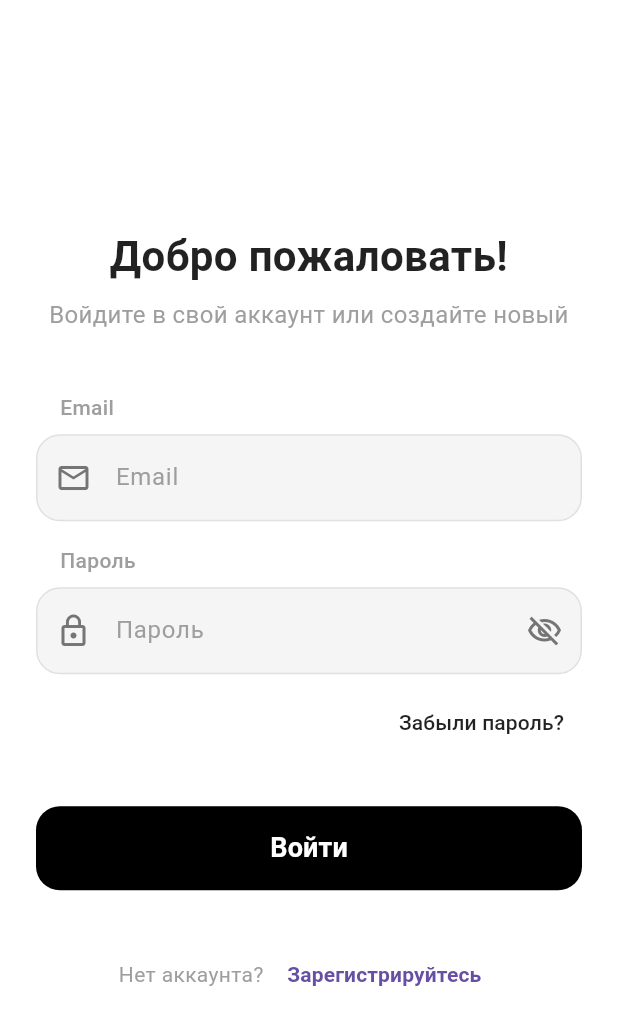
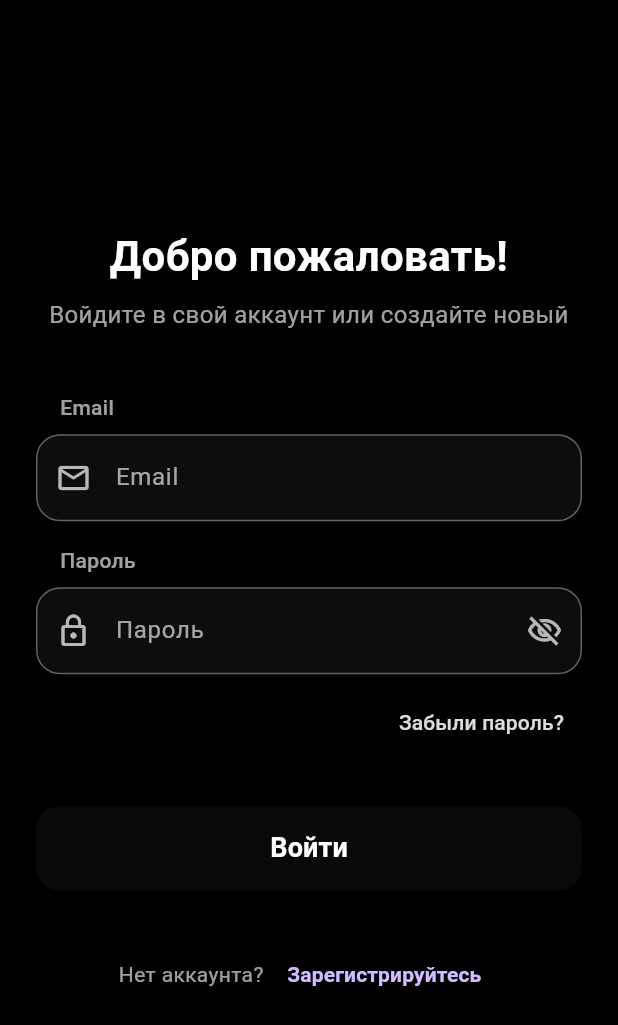
Before and after one commit to KoooV/flutter, a Flutter app: the screen it shows after launch, after a tap on "Зарегистрироваться", after a tap on "Войти", on a phone screen of 412 x 824 dp. Shown: the top 1025 px of the screen. Run offline on Flutter 3.47's test engine with Material 3 defaults, Android fonts, the phone set to English and light mode, and no system bars; our stand-ins replace shared_preferences; network calls fail.

Commit message:
обновлен дизайн и навигация

```diff
--- a/lib/main.dart
+++ b/lib/main.dart
@@ -1,20 +1,21 @@
 import 'package:flutter/material.dart';
-import 'package:shared_preferences/shared_preferences.dart';
+import 'package:pr2/theme/app_theme.dart';
 import 'package:pr2/pages/login_page.dart';
 import 'package:pr2/pages/register_page.dart';
+import 'package:pr2/pages/bi_tools_page.dart';
 import 'package:pr2/pages/profile_page.dart';
 
 void main() async {
   WidgetsFlutterBinding.ensureInitialized();
-  final prefs = await SharedPreferences.getInstance();
-  final hasAccount = prefs.getBool('has_account') ?? false;
 
   runApp(
     MaterialApp(
       debugShowCheckedModeBanner: false,
       title: 'BI-инструменты',
-      initialRoute: hasAccount ? '/login' : '/register',
+      theme: AppTheme.dark,
+      initialRoute: '/register',
       routes: {
+        '/': (_) => const BiToolsApp(),
         '/login': (_) => LoginPage(),
         '/register': (_) => RegisterPage(),
         '/profile': (_) => ProfilePage(),
--- /dev/null
+++ b/lib/pages/bi_tools_page.dart
@@ -0,0 +1,310 @@
+import 'package:flutter/material.dart';
+import 'package:pr2/theme/app_theme.dart';
+
+class BiToolsApp extends StatelessWidget {
+  const BiToolsApp({super.key});
+
+  @override
+  Widget build(BuildContext context) {
+    return MaterialApp(
+      title: 'BI-инструменты',
+      debugShowCheckedModeBanner: false,
+      theme: AppTheme.dark,
+      home: const BiToolPage(),
+    );
+  }
+}
+
+class BiToolPage extends StatelessWidget {
+  const BiToolPage({super.key});
+
+  static const String title = 'НАЗВАНИЕ ПРИЛОЖЕНИЯ';
+  static const String softwareName = 'Microsoft Power BI';
+  static const String softwareDescription =
+      'Power BI — платформа бизнес-аналитики от Microsoft для визуализации '
+      'данных и создания интерактивных отчётов и дашбордов.';
+  static const String fullName = 'Ковалев А.Э.';
+  static const String groupNumber = 'ИКБО-66-23';
+
+  static const List<String> imageAssets = [
+    'assets/images/bi_1.png',
+    'assets/images/bi_2.jpg',
+    'assets/images/bi_3.png',
+    'assets/images/bi_4.jpg',
+    'assets/images/bi_5.png',
+  ];
+
+  static const List<_MenuItem> menuItems = [
+    _MenuItem(
+      title: 'Дашборды',
+      subtitle: 'Интерактивная визуализация данных',
+      leadingIcon: Icons.dashboard,
+      trailingIcon: Icons.arrow_forward_ios,
+    ),
+    _MenuItem(
+      title: 'Отчёты',
+      subtitle: 'Создание и планирование отчётов',
+      leadingIcon: Icons.assessment,
+      trailingIcon: Icons.arrow_forward_ios,
+    ),
+    _MenuItem(
+      title: 'Источники',
+      subtitle: 'Подключение к базам данных',
+      leadingIcon: Icons.storage,
+      trailingIcon: Icons.arrow_forward_ios,
+    ),
+    _MenuItem(
+      title: 'DAX',
+      subtitle: 'Вычисляемые меры и формулы',
+      leadingIcon: Icons.functions,
+      trailingIcon: Icons.arrow_forward_ios,
+    ),
+    _MenuItem(
+      title: 'Экспорт',
+      subtitle: 'Выгрузка в Excel и PDF',
+      leadingIcon: Icons.file_download,
+      trailingIcon: Icons.arrow_forward_ios,
+    ),
+  ];
+
+  @override
+  Widget build(BuildContext context) {
+    return Scaffold(
+      backgroundColor: AppTheme.scaffoldBackground,
+      body: SafeArea(
+        child: Column(
+          children: [
+            const _Header(text: title),
+            Expanded(
+              child: Padding(
+                padding: const EdgeInsets.all(16),
+                child: Column(
+                  crossAxisAlignment: CrossAxisAlignment.stretch,
+                  children: [
+                    const _OutlinedBox(
+                      height: 56,
+                      child: Center(
+                        child: Text(
+                          softwareName,
+                          style: TextStyle(
+                            fontSize: 18,
+                            fontWeight: FontWeight.w600,
+                            color: AppTheme.textPrimary,
+                          ),
+                        ),
+                      ),
+                    ),
+                    const SizedBox(height: 16),
+                    const _OutlinedBox(
+                      padding: EdgeInsets.all(16),
+                      child: Text(
+                        softwareDescription,
+                        textAlign: TextAlign.center,
+                        style: TextStyle(
+                          fontSize: 14,
+                          height: 1.4,
+                          color: AppTheme.textSecondary,
+                        ),
+                      ),
+                    ),
+                    const SizedBox(height: 16),
+                    SizedBox(
+                      height: 170,
+                      child: ListView.builder(
+                        scrollDirection: Axis.horizontal,
+                        itemCount: imageAssets.length,
+                        itemBuilder: (context, index) {
+                          return Padding(
+                            padding: const EdgeInsets.only(right: 10),
+                            child: ClipRRect(
+                              borderRadius: BorderRadius.circular(12),
+                              child: Image.asset(
+                                imageAssets[index],
+                                fit: BoxFit.cover,
+                                width: 200,
+                                height: double.infinity,
+                              ),
+                            ),
+                          );
+                        },
+                      ),
+                    ),
+                    const SizedBox(height: 16),
+                    Expanded(
+                      child: ListView.builder(
+                        itemCount: menuItems.length,
+                        itemBuilder: (context, index) {
+                          final item = menuItems[index];
+                          return Card(
+                            color: AppTheme.card,
+                            margin: const EdgeInsets.only(bottom: 10),
+                            elevation: 0,
+                            shape: RoundedRectangleBorder(
+                              borderRadius: BorderRadius.circular(10),
+                              side: const BorderSide(
+                                color: AppTheme.divider,
+                                width: 1,
+                              ),
+                            ),
+                            child: ListTile(
+                              contentPadding: const EdgeInsets.symmetric(
+                                horizontal: 16,
+                                vertical: 8,
+                              ),
+                              leading: Icon(
+                                item.leadingIcon,
+                                color: AppTheme.textIcon,
+                                size: 28,
+                              ),
+                              title: Text(
+                                item.title,
+                                style: const TextStyle(
+                                  fontSize: 16,
+                                  fontWeight: FontWeight.w600,
+                                  color: AppTheme.textPrimary,
+                                ),
+                              ),
+                              subtitle: Text(
+                                item.subtitle,
+                                style: const TextStyle(
+                                  color: AppTheme.textSecondary,
+                                ),
+                              ),
+                              trailing: Icon(
+                                item.trailingIcon,
+                                color: AppTheme.textHint,
+                                size: 20,
+                              ),
+                              onTap: () {
+                                ScaffoldMessenger.of(context)
+                                    .showSnackBar(SnackBar(
+                                  content: Text(
+                                    item.title,
+                                    style: const TextStyle(
+                                      color: AppTheme.textPrimary,
+                                    ),
+                                  ),
+                                  duration: const Duration(seconds: 2),
+                                  backgroundColor: AppTheme.surface,
+                                ));
+                              },
+                            ),
+                          );
+                        },
+                      ),
+                    ),
+                    const SizedBox(height: 16),
+                    Row(
+                      children: [
+                        const _OutlinedBox(
+                          width: 60,
+                          height: 60,
+                          child: Icon(
+                            Icons.person_outline,
+                            size: 32,
+                            color: AppTheme.textPrimary,
+                          ),
+                        ),
+                        const SizedBox(width: 16),
+                        Expanded(
+                          child: GestureDetector(
+                            onTap: () {
+                              Navigator.of(context).pushNamed('/profile');
+                            },
+                            child: _OutlinedBox(
+                              height: 60,
+                              child: Center(
+                                child: Text(
+                                  '$fullName, $groupNumber',
+                                  textAlign: TextAlign.center,
+                                  style: const TextStyle(
+                                    fontSize: 16,
+                                    fontWeight: FontWeight.w500,
+                                    color: AppTheme.textPrimary,
+                                  ),
+                                ),
+                              ),
+                            ),
+                          ),
+                        ),
+                      ],
+                    ),
+                  ],
+                ),
+              ),
+            ),
+          ],
+        ),
+      ),
+    );
+  }
+}
+
+class _MenuItem {
+  const _MenuItem({
+    required this.title,
+    required this.subtitle,
+    required this.leadingIcon,
+    required this.trailingIcon,
+  });
+
+  final String title;
+  final String subtitle;
+  final IconData leadingIcon;
+  final IconData trailingIcon;
+}
+
+class _Header extends StatelessWidget {
+  const _Header({required this.text});
+
+  final String text;
+
+  @override
+  Widget build(BuildContext context) {
+    return Container(
+      width: double.infinity,
+      color: const Color.fromARGB(200, 139, 195, 74),
+      padding: const EdgeInsets.symmetric(vertical: 18, horizontal: 16),
+      child: Text(
+        text,
+        textAlign: TextAlign.center,
+        style: const TextStyle(
+          fontFamily: 'OpenSansCustom',
+          fontSize: 18,
+          fontWeight: FontWeight.bold,
+          fontStyle: FontStyle.italic,
+          color: Colors.black,
+          letterSpacing: 0.5,
+        ),
+      ),
+    );
+  }
+}
+
+class _OutlinedBox extends StatelessWidget {
+  const _OutlinedBox({
+    this.child,
+    this.width,
+    this.height,
+    this.padding,
+  });
+
+  final Widget? child;
+  final double? width;
+  final double? height;
+  final EdgeInsetsGeometry? padding;
+
+  @override
+  Widget build(BuildContext context) {
+    return Container(
+      width: width,
+      height: height,
+      padding: padding,
+      decoration: BoxDecoration(
+        border: Border.all(color: AppTheme.divider, width: 1.5),
+        borderRadius: BorderRadius.circular(4),
+      ),
+      child: child,
+    );
+  }
+}
--- a/lib/pages/login_page.dart
+++ b/lib/pages/login_page.dart
@@ -1,13 +1,7 @@
 import 'package:flutter/material.dart';
 import 'package:shared_preferences/shared_preferences.dart';
+import 'package:pr2/theme/app_theme.dart';
 import 'package:pr2/widgets/text_field.dart';
-
-void main() {
-  runApp(MaterialApp(
-    debugShowCheckedModeBanner: false,
-    home: LoginPage(),
-  ));
-}
 
 class LoginPage extends StatelessWidget {
   LoginPage({super.key});
@@ -21,7 +15,7 @@ class LoginPage extends StatelessWidget {
   @override
   Widget build(BuildContext context) {
     return Scaffold(
-      backgroundColor: Colors.white,
+      backgroundColor: AppTheme.scaffoldBackground,
       body: SafeArea(
         child: Center(
           child: SingleChildScrollView(
@@ -37,7 +31,7 @@ class LoginPage extends StatelessWidget {
                     style: TextStyle(
                       fontSize: 28,
                       fontWeight: FontWeight.bold,
-                      color: Colors.black87,
+                      color: AppTheme.textPrimary,
                     ),
                     textAlign: TextAlign.center,
                   ),
@@ -46,7 +40,7 @@ class LoginPage extends StatelessWidget {
                     'Войдите в свой аккаунт или создайте новый',
                     style: TextStyle(
                       fontSize: 16,
-                      color: Colors.grey,
+                      color: AppTheme.textHint,
                     ),
                     textAlign: TextAlign.center,
                   ),
@@ -78,7 +72,7 @@ class LoginPage extends StatelessWidget {
                       onPressed: () {},
                       child: const Text(
                         'Забыли пароль?',
-                        style: TextStyle(fontSize: 14, color: Colors.black87),
+                        style: TextStyle(fontSize: 14, color: AppTheme.textSecondary),
                       ),
                     ),
                   ),
@@ -92,13 +86,13 @@ class LoginPage extends StatelessWidget {
                           final prefs = await SharedPreferences.getInstance();
                           await prefs.setBool('has_account', true);
                           if (context.mounted) {
-                            Navigator.of(context).pushNamed('/profile');
+                            Navigator.of(context).pushReplacementNamed('/');
                           }
                         }
                       },
                       style: ElevatedButton.styleFrom(
-                        backgroundColor: Colors.black,
-                        foregroundColor: Colors.white,
+                        backgroundColor: AppTheme.surface,
+                        foregroundColor: AppTheme.textPrimary,
                         shape: RoundedRectangleBorder(
                           borderRadius: BorderRadius.circular(16),
                         ),
@@ -116,7 +110,7 @@ class LoginPage extends StatelessWidget {
                     children: [
                       const Text(
                         'Нет аккаунта? ',
-                        style: TextStyle(color: Colors.grey),
+                        style: TextStyle(color: AppTheme.textHint),
                       ),
                       TextButton(
                         onPressed: () {
--- a/lib/pages/register_page.dart
+++ b/lib/pages/register_page.dart
@@ -1,13 +1,7 @@
 import 'package:flutter/material.dart';
 import 'package:shared_preferences/shared_preferences.dart';
+import 'package:pr2/theme/app_theme.dart';
 import 'package:pr2/widgets/text_field.dart';
-
-void main() {
-  runApp(MaterialApp(
-    debugShowCheckedModeBanner: false,
-    home: RegisterPage(),
-  ));
-}
 
 class RegisterPage extends StatelessWidget {
   RegisterPage({super.key});
@@ -27,7 +21,7 @@ class RegisterPage extends StatelessWidget {
   @override
   Widget build(BuildContext context) {
     return Scaffold(
-      backgroundColor: Colors.white,
+      backgroundColor: AppTheme.scaffoldBackground,
       body: SafeArea(
         child: Center(
           child: SingleChildScrollView(
@@ -43,7 +37,7 @@ class RegisterPage extends StatelessWidget {
                     style: TextStyle(
                       fontSize: 28,
                       fontWeight: FontWeight.bold,
-                      color: Colors.black87,
+                      color: AppTheme.textPrimary,
                     ),
                     textAlign: TextAlign.center,
                   ),
@@ -109,13 +103,13 @@ class RegisterPage extends StatelessWidget {
                           final prefs = await SharedPreferences.getInstance();
                           await prefs.setBool('has_account', true);
                           if (context.mounted) {
-                            Navigator.of(context).pushNamed('/profile');
+                            Navigator.of(context).pushReplacementNamed('/login');
                           }
                         }
                       },
                       style: ElevatedButton.styleFrom(
-                        backgroundColor: Colors.black,
-                        foregroundColor: Colors.white,
+                        backgroundColor: AppTheme.surface,
+                        foregroundColor: AppTheme.textPrimary,
                         shape: RoundedRectangleBorder(
                           borderRadius: BorderRadius.circular(16),
                         ),
@@ -136,7 +130,7 @@ class RegisterPage extends StatelessWidget {
                     children: [
                       const Text(
                         'Уже есть аккаунт? ',
-                        style: TextStyle(color: Colors.grey),
+                        style: TextStyle(color: AppTheme.textHint),
                       ),
                       TextButton(
                         onPressed: () {
--- /dev/null
+++ b/lib/theme/app_theme.dart
@@ -0,0 +1,38 @@
+import 'package:flutter/material.dart';
+
+class AppTheme {
+  static const Color _black = Color(0xFF000000);
+
+  static const Color scaffoldBackground = _black;
+  static const Color surface = Color.fromARGB(200, 12, 12, 12);
+  static const Color card = Color.fromARGB(150, 22, 22, 22);
+  static const Color divider = Color.fromARGB(90, 255, 255, 255);
+
+  static const Color textPrimary = Colors.white;
+  static const Color textSecondary = Color.fromARGB(220, 255, 255, 255);
+  static const Color textHint = Color.fromARGB(160, 255, 255, 255);
+  static const Color textIcon = Color.fromARGB(180, 255, 255, 255);
+
+  static ThemeData get dark => ThemeData(
+        brightness: Brightness.dark,
+        scaffoldBackgroundColor: scaffoldBackground,
+        cardColor: card,
+        dividerColor: divider,
+        textTheme: const TextTheme(
+          displayLarge: TextStyle(color: textPrimary, fontWeight: FontWeight.bold),
+          titleLarge: TextStyle(color: textPrimary, fontWeight: FontWeight.bold),
+          bodyLarge: TextStyle(color: textSecondary),
+          bodyMedium: TextStyle(color: textSecondary),
+        ),
+        inputDecorationTheme: InputDecorationTheme(
+          hintStyle: const TextStyle(color: textHint),
+        ),
+        elevatedButtonTheme: ElevatedButtonThemeData(
+          style: ElevatedButton.styleFrom(
+            backgroundColor: surface,
+            foregroundColor: textPrimary,
+            elevation: 0,
+          ),
+        ),
+      );
+}
--- a/lib/widgets/text_field.dart
+++ b/lib/widgets/text_field.dart
@@ -1,4 +1,5 @@
 import 'package:flutter/material.dart';
+import 'package:pr2/theme/app_theme.dart';
 
 enum FieldType {
   fullName,
@@ -105,15 +106,15 @@ class _CustomTextFieldState extends State<CustomTextField> {
             style: const TextStyle(
               fontSize: 14,
               fontWeight: FontWeight.w500,
-              color: Colors.grey,
+              color: AppTheme.textHint,
             ),
           ),
         ),
         Container(
           decoration: BoxDecoration(
             borderRadius: BorderRadius.circular(16),
-            color: Colors.grey.shade100,
-            border: Border.all(color: Colors.grey.shade300),
+            color: AppTheme.card,
+            border: Border.all(color: AppTheme.divider),
           ),
           child: TextFormField(
             controller: widget.controller,
@@ -124,11 +125,11 @@ class _CustomTextFieldState extends State<CustomTextField> {
                 : null,
             obscureText: _obscureText,
             validator: _validate,
-            style: const TextStyle(fontSize: 16),
+            style: const TextStyle(fontSize: 16, color: AppTheme.textPrimary),
             decoration: InputDecoration(
               hintText: widget.hint,
-              hintStyle: TextStyle(color: Colors.grey.shade500),
-              prefixIcon: Icon(widget.icon, color: Colors.grey.shade600),
+              hintStyle: TextStyle(color: AppTheme.textHint),
+              prefixIcon: Icon(widget.icon, color: AppTheme.textIcon),
               suffixIcon: (widget.fieldType == FieldType.password ||
                       widget.fieldType == FieldType.confirmPassword)
                   ? IconButton(
@@ -136,7 +137,7 @@ class _CustomTextFieldState extends State<CustomTextField> {
                         _obscureText
                             ? Icons.visibility_off_outlined
                             : Icons.visibility_outlined,
-                        color: Colors.grey.shade600,
+                        color: AppTheme.textIcon,
                       ),
                       onPressed: () {
                         setState(() {
@@ -154,7 +155,7 @@ class _CustomTextFieldState extends State<CustomTextField> {
                 horizontal: 20,
                 vertical: 16,
               ),
-              errorStyle: const TextStyle(fontSize: 12, color: Colors.red),
+              errorStyle: const TextStyle(fontSize: 12, color: Colors.redAccent),
               errorMaxLines: 2,
             ),
           ),
```
Also changed, not shown: lib/pages/profile_page.dart (+10 -15 lines).
